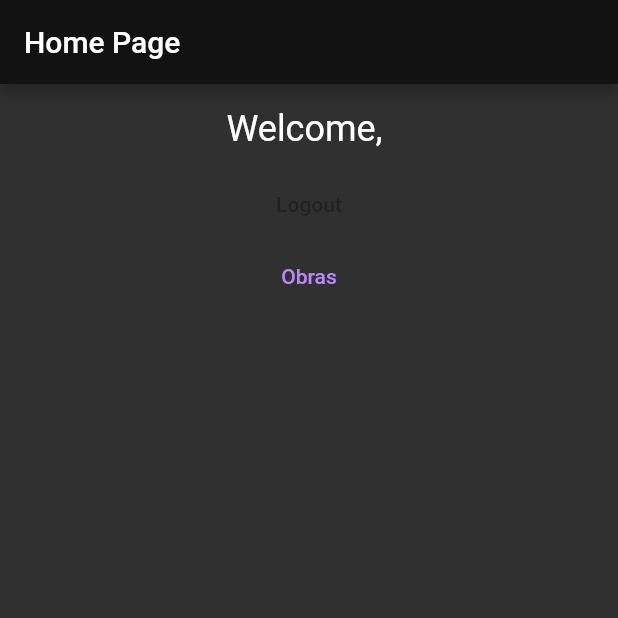
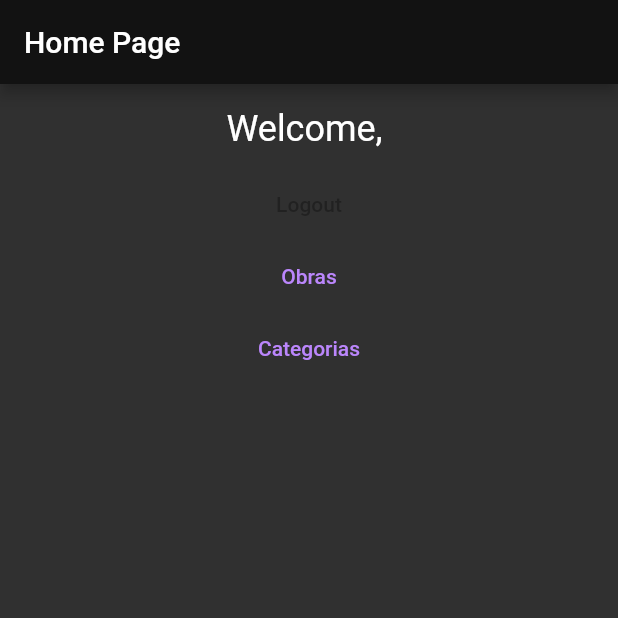
Before and after one commit to apbarba/Fronted_Imagineria_Web, a Flutter app: the HomePage screen opened directly with empty values, on a phone screen of 412 x 824 dp, the top half of it. Run offline on Flutter 3.47's test engine with Material 2 defaults, Android fonts, the phone set to English and light mode, and no system bars; our stand-ins replace bloc, equatable, flutter_bloc, get_it, injectable and 1 more; missing offline and left inert: dart:ffi, http_interceptor; accounts and stored records are empty; network calls fail; statements that could not run were skipped.

Commit message:
Empezando a implementar otra lista

```diff
--- a/app/lib/pages/home_page.dart
+++ b/app/lib/pages/home_page.dart
@@ -3,6 +3,7 @@ import 'dart:convert';
 import 'package:flutter/material.dart';
 import 'package:flutter_bloc/flutter_bloc.dart';
 import 'package:flutter_bloc_authentication/blocs/authentication/authentication.dart';
+import 'package:flutter_bloc_authentication/pages/categorias_page.dart';
 import 'package:flutter_bloc_authentication/pages/obras_page.dart';
 import '../models/models.dart';
 
@@ -51,10 +52,39 @@ class HomePage extends StatelessWidget {
                       },
                       child: Text('Obras')),
                 ),
+                SizedBox(
+                  width: 100,
+                  child: TextButton(
+                      onPressed: () {
+                        Navigator.push(
+                            context,
+                            MaterialPageRoute(
+                                builder: (context) =>
+                                    CategoriasPage(user: user)));
+                      },
+                      child: Text('Categorias')),
+                ),
               ],
             ),
           ),
+        )
+        /*   bottomNavigationBar: BottomNavigationBar(
+        currentIndex: 0,
+        items: [
+          BottomNavigationBarItem(
+            icon: Icon(Icons.construction),
+            label: 'Obras',
           ),
+          BottomNavigationBarItem(
+            icon: Icon(Icons.engineering),
+            label: 'maginero',
+          ),
+          BottomNavigationBarItem(
+            icon: Icon(Icons.category),
+            label: 'Categorias',
+          ),
+        ],
+      ),*/
         );
   }
 }
```
Also changed, not shown: app/lib/pages/categorias_page.dart (added, +172 -0 lines). Lines whose indentation alone changed are shown as unchanged.
